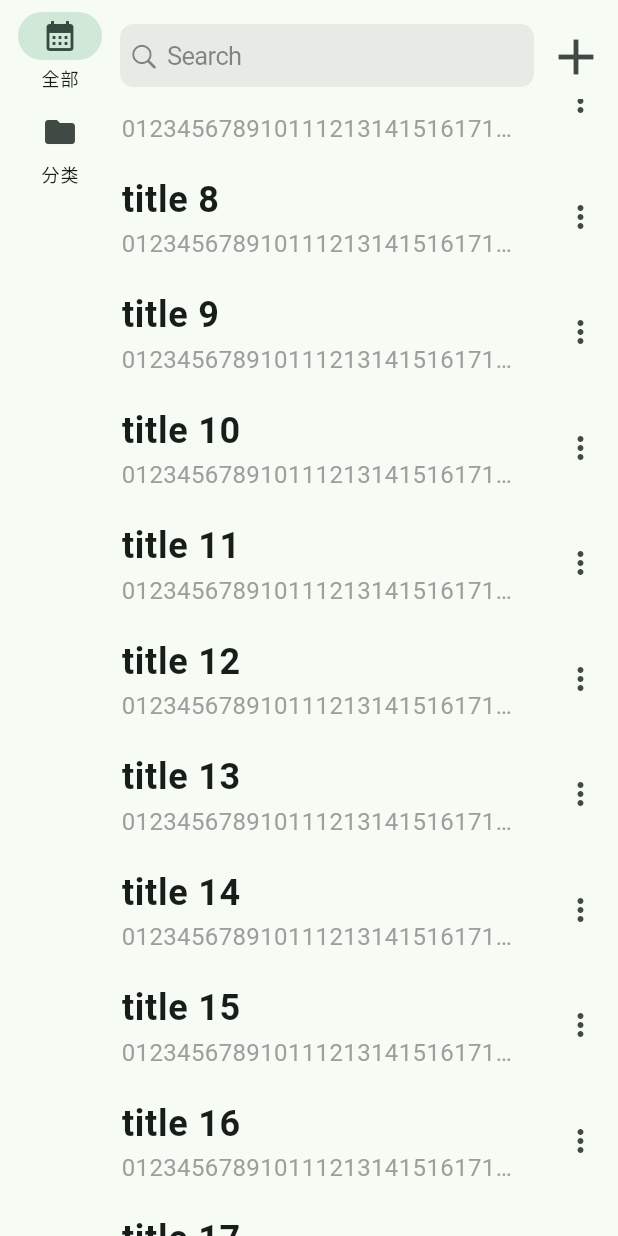
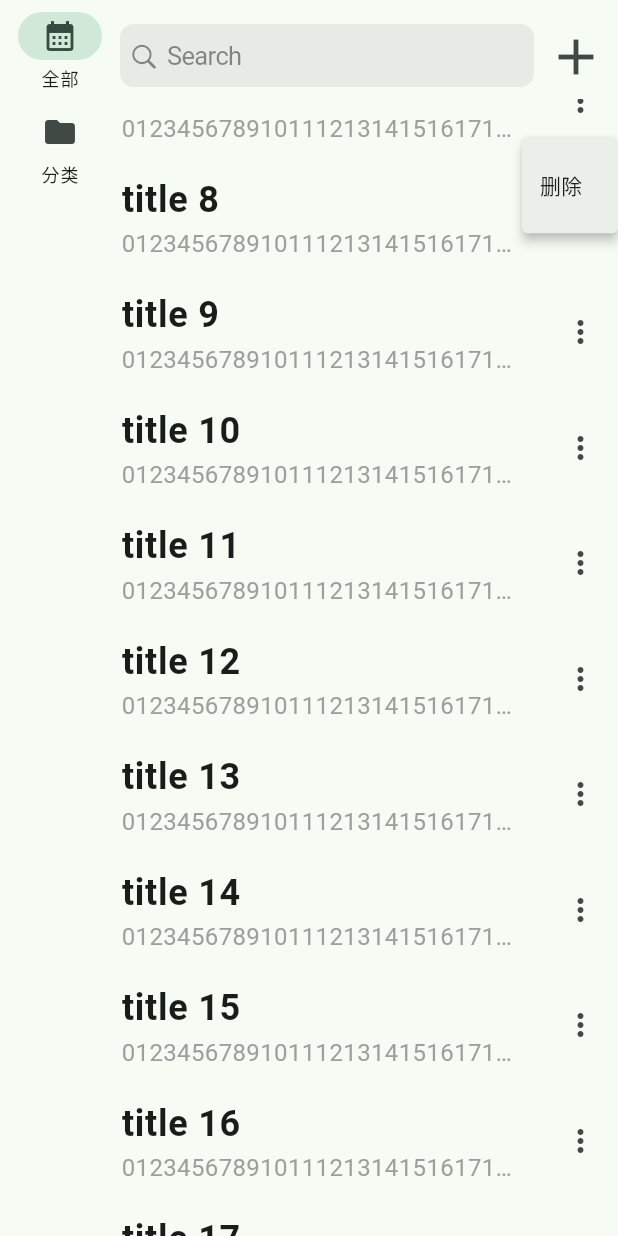
Before and after one commit to pp680111/todo_manage_tool, a Flutter app: the screen it shows after launch, scrolled down 576 dp, after a tap on the "more vert" icon, on a phone screen of 412 x 824 dp. Run offline on Flutter 3.47's test engine with Material 3 defaults, Android fonts, the phone set to English and light mode, and no system bars; our stand-ins replace drift, drift_flutter; missing offline and left inert: omni_datetime_picker; accounts and stored records are empty; generated files the repository leaves out were written again.

Commit message:
feat: 处理list_item的trailing菜单

```diff
--- a/lib/widget/todo_thing/todo_thing_list_item.dart
+++ b/lib/widget/todo_thing/todo_thing_list_item.dart
@@ -52,7 +52,37 @@ class _TrailingItem extends StatelessWidget {
       mainAxisSize: MainAxisSize.min,
       children: [
         Text(getDeadLineText()),
-        IconButton(onPressed: () => {}, icon: const Icon(Icons.more_vert_outlined))
+        // PopupMenuButton(
+        //   icon: const Icon(Icons.more_vert_outlined),
+        //   itemBuilder: (BuildContext context) => <PopupMenuEntry>[
+        //     const PopupMenuItem(
+        //       value: 1,
+        //       child: Text("删除"),
+        //     ),
+        //   ],
+        // )
+        MenuAnchor(
+          builder: (BuildContext context, MenuController controller, Widget? child) {
+            return IconButton(
+              icon: const Icon(Icons.more_vert_outlined),
+              onPressed: () {
+                if (controller.isOpen) {
+                  controller.close();
+                } else {
+                  controller.open();
+                }
+              }
+            );
+          },
+          menuChildren: [
+            MenuItemButton(
+              onPressed: () {
+
+              },
+              child: const Text("删除"),
+            ),
+          ],
+        )
       ],
     );
   }
```
